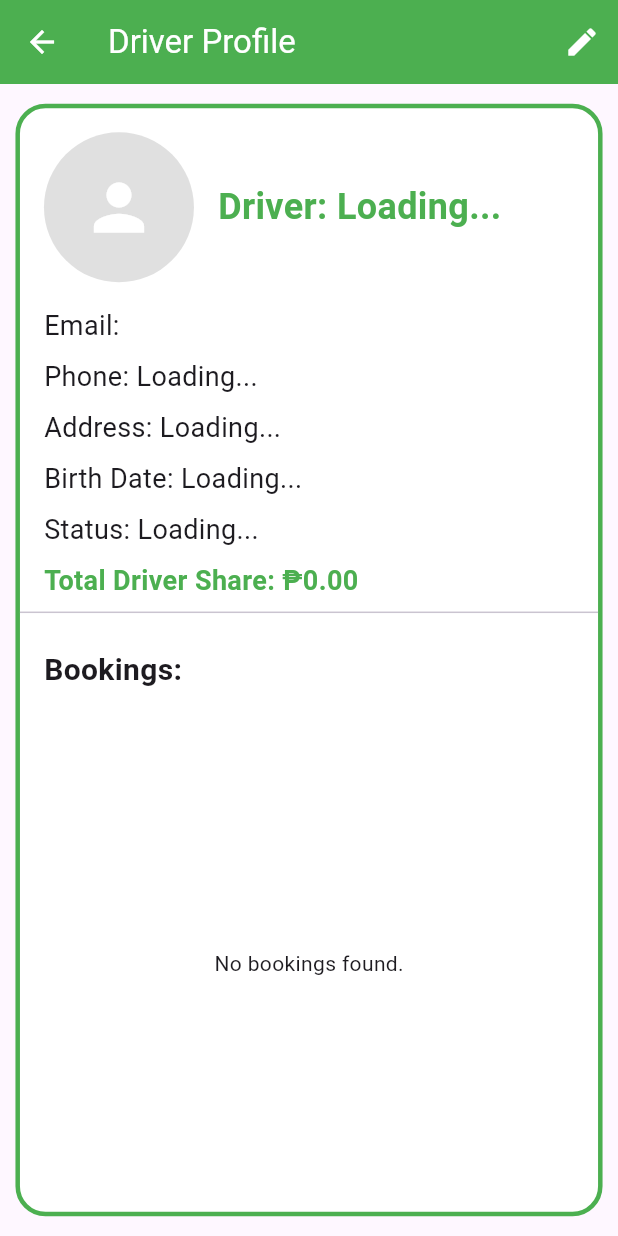
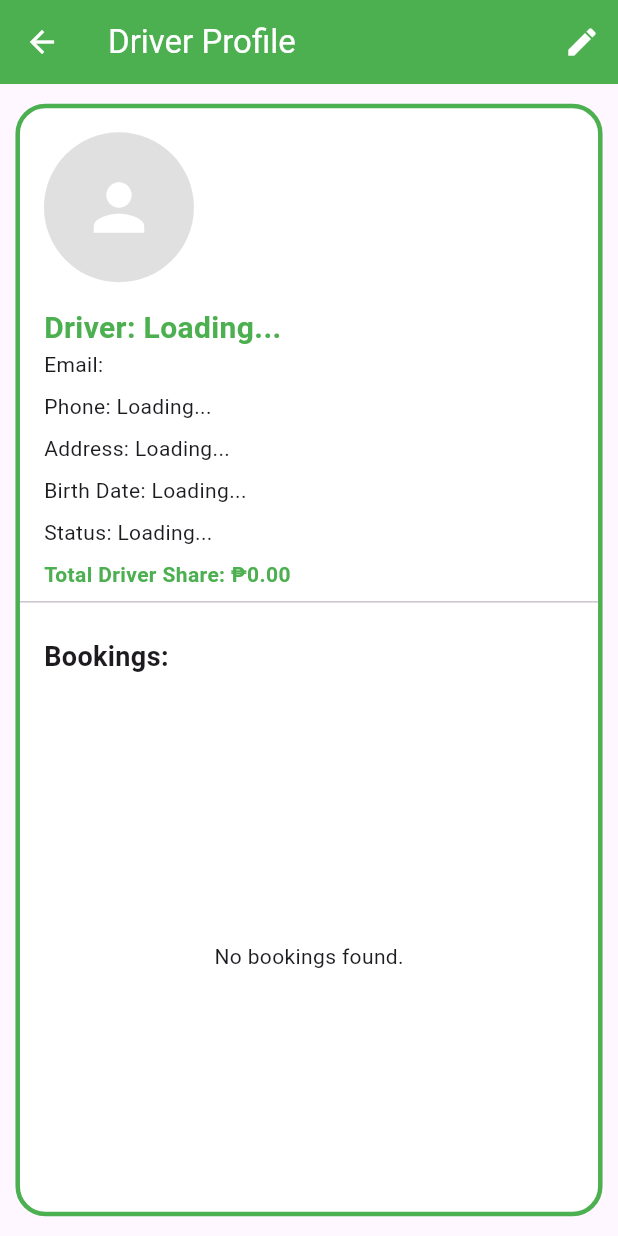
Before and after one commit to Ashketchup143/trashure_thesis, a Flutter app: the DriverProfileScreen screen opened directly, on a phone screen of 412 x 824 dp. Run offline on Flutter 3.47's test engine with Material 3 defaults, Android fonts, the phone set to English and light mode, and no system bars; our stand-ins replace cloud_firestore, file_picker, firebase_auth, firebase_core, firebase_storage, flutter_map and 5 more; missing offline and left inert: dart:html; accounts and stored records are empty; generated files the repository leaves out were written again.

Commit message:
16th commit

```diff
--- a/lib/screens/driver/driverprofile.dart
+++ b/lib/screens/driver/driverprofile.dart
@@ -187,9 +187,7 @@ class _DriverProfileScreenState extends State<DriverProfileScreen> {
               children: [
                 Padding(
                   padding: const EdgeInsets.all(16.0),
-                  child: Row(
-                    children: [
-                      CircleAvatar(
+                  child: CircleAvatar(
                     radius: 50,
                     backgroundColor: Colors.grey.shade300,
                     backgroundImage:
@@ -199,51 +197,52 @@ class _DriverProfileScreenState extends State<DriverProfileScreen> {
                             size: 50, color: Colors.white)
                         : null,
                   ),
+                ),
                 const SizedBox(width: 16),
-                      Text(
+                Padding(
+                  padding: const EdgeInsets.only(left: 16.0),
+                  child: Text(
                     'Driver: $name',
                     style: const TextStyle(
                       color: Colors.green,
-                          fontSize: 24,
+                      fontSize: 20,
                       fontWeight: FontWeight.bold,
                     ),
-                      ),
-                    ],
                   ),
                 ),
                 Padding(
                   padding: const EdgeInsets.only(left: 16.0),
                   child: Text(
                     'Email: $email',
-                    style: const TextStyle(fontSize: 18),
+                    style: const TextStyle(fontSize: 14),
                   ),
                 ),
                 Padding(
                   padding: const EdgeInsets.only(left: 16.0, top: 8),
                   child: Text(
                     'Phone: $phone',
-                    style: const TextStyle(fontSize: 18),
+                    style: const TextStyle(fontSize: 14),
                   ),
                 ),
                 Padding(
                   padding: const EdgeInsets.only(left: 16.0, top: 8),
                   child: Text(
                     'Address: $address',
-                    style: const TextStyle(fontSize: 18),
+                    style: const TextStyle(fontSize: 14),
                   ),
                 ),
                 Padding(
                   padding: const EdgeInsets.only(left: 16.0, top: 8),
                   child: Text(
                     'Birth Date: $birthDate',
-                    style: const TextStyle(fontSize: 18),
+                    style: const TextStyle(fontSize: 14),
                   ),
                 ),
                 Padding(
                   padding: const EdgeInsets.only(left: 16.0, top: 8),
                   child: Text(
                     'Status: $status',
-                    style: const TextStyle(fontSize: 18),
+                    style: const TextStyle(fontSize: 14),
                   ),
                 ),
                 Padding(
@@ -251,7 +250,7 @@ class _DriverProfileScreenState extends State<DriverProfileScreen> {
                   child: Text(
                     'Total Driver Share: ₱${totalDriverShare.toStringAsFixed(2)}',
                     style: const TextStyle(
-                      fontSize: 18,
+                      fontSize: 14,
                       fontWeight: FontWeight.bold,
                       color: Colors.green,
                     ),
@@ -262,7 +261,7 @@ class _DriverProfileScreenState extends State<DriverProfileScreen> {
                   padding: EdgeInsets.all(16.0),
                   child: Text(
                     'Bookings:',
-                    style: TextStyle(fontSize: 20, fontWeight: FontWeight.bold),
+                    style: TextStyle(fontSize: 18, fontWeight: FontWeight.bold),
                   ),
                 ),
                 Expanded(
--- a/lib/screens/map.dart
+++ b/lib/screens/map.dart
@@ -91,9 +91,9 @@ class _MapsState extends State<Maps> {
     final userId = Provider.of<UserModel>(context, listen: false).userId;
 
     // Only track the driver's location if the user role is 'driver'
-    if (userRole == 'driver') {
+    if (userRole == 'driver' || userRole == 'contractual driver') {
       FirebaseFirestore.instance
-          .collection('drivers')
+          .collection('employees')
           .doc(userId)
           .snapshots()
           .listen((snapshot) {
@@ -209,7 +209,7 @@ class _MapsState extends State<Maps> {
         GeoPoint newLocation = GeoPoint(position.latitude, position.longitude);
 
         DocumentReference driverDoc =
-            FirebaseFirestore.instance.collection('drivers').doc(userId);
+            FirebaseFirestore.instance.collection('employees').doc(userId);
 
         var docSnapshot = await driverDoc.get();
         print("Driver document snapshot: ${docSnapshot.data()}");
```
Also changed, not shown: lib/screens/driver/drivertransactiondetails.dart (+7 -7 lines), lib/screens/employee/employees.dart (+9 -4 lines), lib/screens/inventory/inventory.dart (+0 -12 lines), lib/screens/inventory/receiving.dart (+63 -57 lines). Lines whose indentation alone changed are shown as unchanged.
